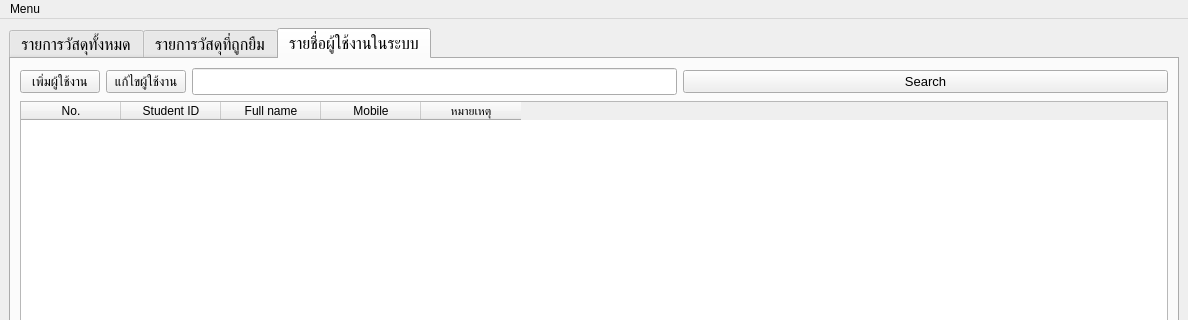
Qt form UI/Main.ui (oatanurakch/POS_UI) before a commit; both pictures show x 0 to 1188 and y 0 to 320 of the 1188 by 713 pixel window.
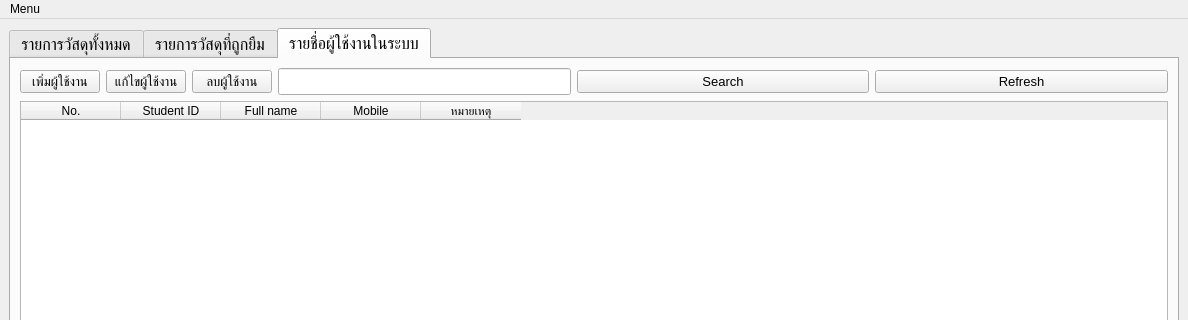
The same form after that commit. The open tabs and pages were chosen to show the change.

What changed in the file:
```diff
--- a/UI/Main.ui
+++ b/UI/Main.ui
@@ -40,18 +40,21 @@
         <string>รายชื่อผู้ใช้งานในระบบ</string>
        </attribute>
        <layout class="QGridLayout" name="gridLayout_2">
-        <item row="0" column="0">
-         <widget class="QPushButton" name="addUser">
+        <item row="0" column="2">
+         <widget class="QPushButton" name="deleteUser">
           <property name="font">
            <font>
             <pointsize>10</pointsize>
            </font>
           </property>
           <property name="text">
-           <string>เพิ่มผู้ใช้งาน</string>
+           <string>ลบผู้ใช้งาน</string>
           </property>
          </widget>
         </item>
+        <item row="0" column="3">
+         <widget class="QLineEdit" name="StudentIDSearch"/>
+        </item>
         <item row="0" column="1">
          <widget class="QPushButton" name="editUser">
           <property name="font">
@@ -64,11 +67,8 @@
           </property>
          </widget>
         </item>
-        <item row="0" column="2">
-         <widget class="QLineEdit" name="lineEdit"/>
-        </item>
-        <item row="0" column="3">
-         <widget class="QPushButton" name="pushButton">
+        <item row="0" column="4">
+         <widget class="QPushButton" name="SearchUserList">
           <property name="sizePolicy">
            <sizepolicy hsizetype="MinimumExpanding" vsizetype="Fixed">
             <horstretch>0</horstretch>
@@ -85,7 +85,37 @@
           </property>
          </widget>
         </item>
-        <item row="1" column="0" colspan="4">
+        <item row="0" column="0">
+         <widget class="QPushButton" name="addUser">
+          <property name="font">
+           <font>
+            <pointsize>10</pointsize>
+           </font>
+          </property>
+          <property name="text">
+           <string>เพิ่มผู้ใช้งาน</string>
+          </property>
+         </widget>
+        </item>
+        <item row="0" column="5">
+         <widget class="QPushButton" name="refresh">
+          <property name="sizePolicy">
+           <sizepolicy hsizetype="MinimumExpanding" vsizetype="Fixed">
+            <horstretch>0</horstretch>
+            <verstretch>0</verstretch>
+           </sizepolicy>
+          </property>
+          <property name="font">
+           <font>
+            <pointsize>10</pointsize>
+           </font>
+          </property>
+          <property name="text">
+           <string>Refresh</string>
+          </property>
+         </widget>
+        </item>
+        <item row="1" column="0" colspan="6">
          <widget class="QTableWidget" name="tableListuser">
           <property name="autoScroll">
            <bool>true</bool>
```
Left out of the diff: 2 changed lines with no effect on the pictures.
